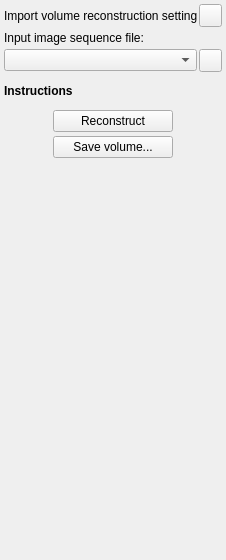
First picture: the form in PlusApp/fCal/Toolboxes/VolumeReconstructionToolbox.ui, repository PlusToolkit/PlusApp, before the edit.
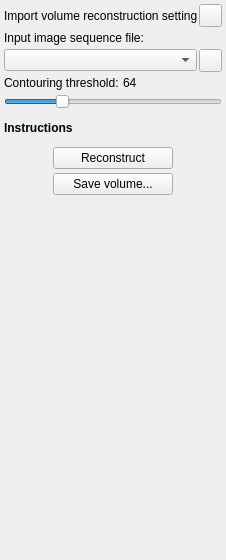
Second picture: the form after the edit. Icons and pictures are not drawn.

Commit message: Test #174: Slider added for changing contouring threshold based on which the surface is displayed on the canvas

Diff of the .ui file:
```diff
--- a/PlusApp/fCal/Toolboxes/VolumeReconstructionToolbox.ui
+++ b/PlusApp/fCal/Toolboxes/VolumeReconstructionToolbox.ui
@@ -145,7 +145,7 @@
      </item>
     </layout>
    </item>
-   <item row="7" column="0">
+   <item row="10" column="0">
     <layout class="QHBoxLayout" name="horizontalLayout_2">
      <item>
       <widget class="QPushButton" name="pushButton_Reconstruct">
@@ -168,7 +168,7 @@
      </item>
     </layout>
    </item>
-   <item row="9" column="0">
+   <item row="12" column="0">
     <spacer name="verticalSpacer_2">
      <property name="orientation">
       <enum>Qt::Vertical</enum>
@@ -181,7 +181,7 @@
      </property>
     </spacer>
    </item>
-   <item row="4" column="0">
+   <item row="7" column="0">
     <spacer name="verticalSpacer">
      <property name="orientation">
       <enum>Qt::Vertical</enum>
@@ -197,7 +197,7 @@
      </property>
     </spacer>
    </item>
-   <item row="5" column="0">
+   <item row="8" column="0">
     <widget class="QLabel" name="label_Instructions">
      <property name="font">
       <font>
@@ -213,7 +213,7 @@
      </property>
     </widget>
    </item>
-   <item row="6" column="0">
+   <item row="9" column="0">
     <spacer name="verticalSpacer_3">
      <property name="orientation">
       <enum>Qt::Vertical</enum>
@@ -229,7 +229,7 @@
      </property>
     </spacer>
    </item>
-   <item row="8" column="0">
+   <item row="11" column="0">
     <layout class="QHBoxLayout" name="horizontalLayout_4">
      <item>
       <widget class="QPushButton" name="pushButton_Save">
@@ -262,6 +262,46 @@
      </item>
     </layout>
    </item>
+   <item row="6" column="0">
+    <widget class="QSlider" name="horizontalSlider_ContouringThreshold">
+     <property name="toolTip">
+      <string>Voxel value based on which the displayed surface is created</string>
+     </property>
+     <property name="maximum">
+      <number>255</number>
+     </property>
+     <property name="value">
+      <number>64</number>
+     </property>
+     <property name="orientation">
+      <enum>Qt::Horizontal</enum>
+     </property>
+     <property name="tickPosition">
+      <enum>QSlider::NoTicks</enum>
+     </property>
+    </widget>
+   </item>
+   <item row="5" column="0">
+    <layout class="QHBoxLayout" name="horizontalLayout_5">
+     <item>
+      <widget class="QLabel" name="label_ContouringThresholdText">
+       <property name="toolTip">
+        <string>Voxel value based on which the displayed surface is created</string>
+       </property>
+       <property name="text">
+        <string>Contouring threshold:</string>
+       </property>
+      </widget>
+     </item>
+     <item>
+      <widget class="QLabel" name="label_ContouringThreshold">
+       <property name="text">
+        <string>64</string>
+       </property>
+      </widget>
+     </item>
+    </layout>
+   </item>
   </layout>
  </widget>
  <resources>
```
The commit also changes 2 other files.
